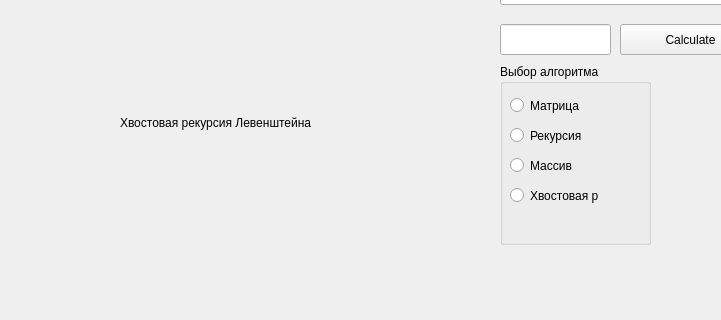
Above: mainwindow.ui from EduardAleksandrov/bmstu-6sem-analysis_lab2-v1 before the change; both pictures show x 390 to 1111 and y 206 to 526 of the 1197 by 650 pixel window. Below: the same form after it.
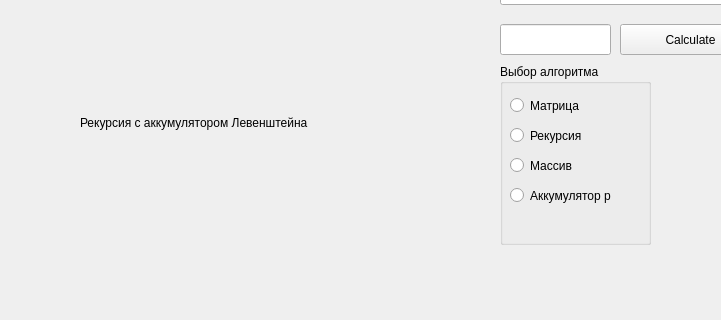
That is the form after the change. Custom widgets are drawn as their Qt base class.

Commit message: В рекурсию добавлены ссылки на строки

```diff
--- a/mainwindow.ui
+++ b/mainwindow.ui
@@ -152,14 +152,14 @@
    <widget class="QLabel" name="label_4">
     <property name="geometry">
      <rect>
-      <x>510</x>
+      <x>470</x>
       <y>320</y>
-      <width>251</width>
+      <width>301</width>
       <height>17</height>
      </rect>
     </property>
     <property name="text">
-     <string>Хвостовая рекурсия Левенштейна</string>
+     <string>Рекурсия с аккумулятором Левенштейна</string>
     </property>
    </widget>
    <widget class="QGroupBox" name="groupBox">
@@ -218,12 +218,12 @@
       <rect>
        <x>10</x>
        <y>120</y>
-       <width>112</width>
+       <width>131</width>
        <height>23</height>
       </rect>
      </property>
      <property name="text">
-      <string>Хвостовая р</string>
+      <string>Аккумулятор р</string>
      </property>
     </widget>
    </widget>
```
The commit also changes 2 other files.
